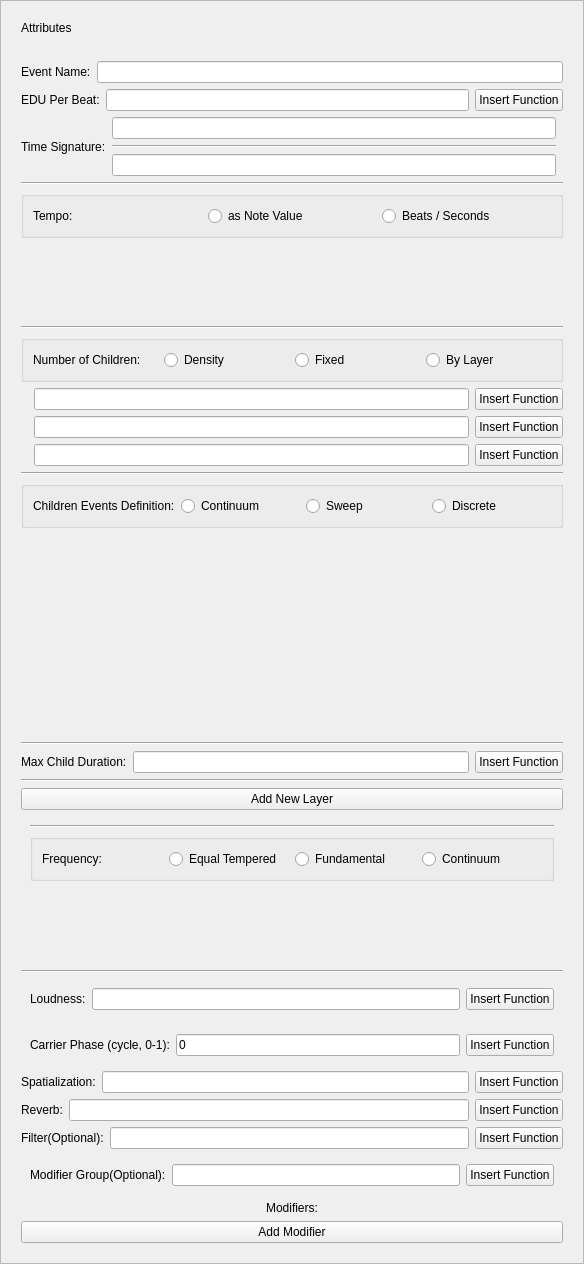
The window that LASSIE/src/ui/Attributes.ui (DiyunZ/dissco) describes before a commit, drawn with Qt 5.
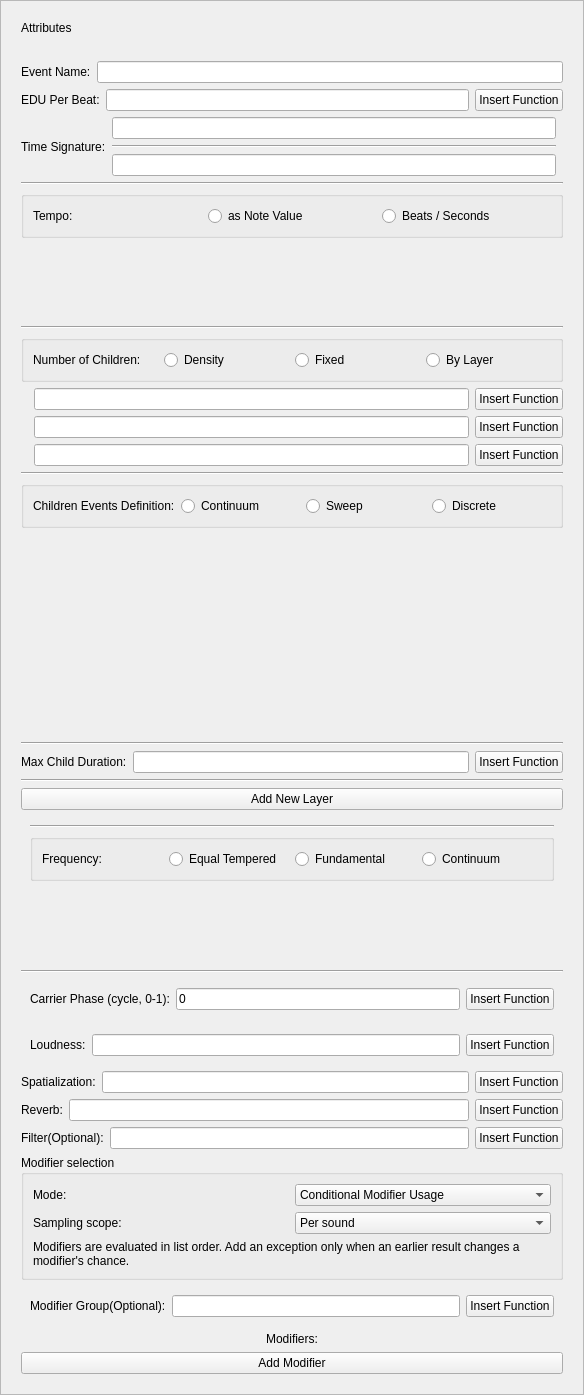
The same window after the commit. The open tabs and pages were chosen to show the change.

Commit message: Implement conditional modifier usage

The edit to the form file:
```diff
--- a/LASSIE/src/ui/Attributes.ui
+++ b/LASSIE/src/ui/Attributes.ui
@@ -802,27 +802,6 @@
                             <property name="frameShadow"><enum>QFrame::Sunken</enum></property>
                           </widget>
                         </item>
-                        <item>
-                        <widget class="QWidget" name="loudnessContainer">
-                        <layout class="QHBoxLayout" name="loudnessLayout">
-                            <item>
-                                <widget class="QLabel" name="loudnessLabel">
-                                <property name="text"><string>Loudness:</string></property>
-                                </widget>
-                            </item>
-                            <item>
-                                <widget class="QLineEdit" name="loudnessEntry"/>
-                            </item>
-                            <item>
-                                <widget class="QPushButton" name="BSLoudnessButton">
-                                <property name="text">
-                                    <string>Insert Function</string>
-                                </property>
-                                </widget>
-                            </item>
-                        </layout>
-                        </widget>
-                        </item>
                         <item>
                         <widget class="QWidget" name="phaseContainer">
                         <property name="toolTip">
@@ -850,6 +829,27 @@
                         </layout>
                         </widget>
                         </item>
+                        <item>
+                        <widget class="QWidget" name="loudnessContainer">
+                        <layout class="QHBoxLayout" name="loudnessLayout">
+                            <item>
+                                <widget class="QLabel" name="loudnessLabel">
+                                <property name="text"><string>Loudness:</string></property>
+                                </widget>
+                            </item>
+                            <item>
+                                <widget class="QLineEdit" name="loudnessEntry"/>
+                            </item>
+                            <item>
+                                <widget class="QPushButton" name="BSLoudnessButton">
+                                <property name="text">
+                                    <string>Insert Function</string>
+                                </property>
+                                </widget>
+                            </item>
+                        </layout>
+                        </widget>
+                        </item>
                         <item>
                         <layout class="QHBoxLayout" name="spaLayout">
                             <item>
@@ -907,6 +907,81 @@
                             </item>
                         </layout>
                         </item>
+                        <item>
+                        <widget class="QGroupBox" name="modifierUsageControls">
+                            <property name="title">
+                                <string>Modifier selection</string>
+                            </property>
+                            <layout class="QVBoxLayout" name="modifierUsageControlsLayout">
+                                <item>
+                                <layout class="QHBoxLayout" name="modifierModeLayout">
+                                    <item>
+                                        <widget class="QLabel" name="modifierModeLabel">
+                                            <property name="text">
+                                                <string>Mode:</string>
+                                            </property>
+                                        </widget>
+                                    </item>
+                                    <item>
+                                        <widget class="QComboBox" name="modifierModeCombo">
+                                            <property name="toolTip">
+                                                <string>Conditional Modifier Usage evaluates modifiers in list order. Legacy Modifier Groups preserves older projects.</string>
+                                            </property>
+                                            <item>
+                                                <property name="text">
+                                                    <string>Conditional Modifier Usage</string>
+                                                </property>
+                                            </item>
+                                            <item>
+                                                <property name="text">
+                                                    <string>Legacy Modifier Groups</string>
+                                                </property>
+                                            </item>
+                                        </widget>
+                                    </item>
+                                </layout>
+                                </item>
+                                <item>
+                                <layout class="QHBoxLayout" name="modifierSamplingScopeLayout">
+                                    <item>
+                                        <widget class="QLabel" name="modifierSamplingScopeLabel">
+                                            <property name="text">
+                                                <string>Sampling scope:</string>
+                                            </property>
+                                        </widget>
+                                    </item>
+                                    <item>
+                                        <widget class="QComboBox" name="modifierSamplingScopeCombo">
+                                            <property name="toolTip">
+                                                <string>Choose whether each sound gets its own modifier selection or every sound in this Bottom event shares one selection.</string>
+                                            </property>
+                                            <item>
+                                                <property name="text">
+                                                    <string>Per sound</string>
+                                                </property>
+                                            </item>
+                                            <item>
+                                                <property name="text">
+                                                    <string>Once per Bottom event</string>
+                                                </property>
+                                            </item>
+                                        </widget>
+                                    </item>
+                                </layout>
+                                </item>
+                                <item>
+                                    <widget class="QLabel" name="modifierUsageSummaryLabel">
+                                        <property name="text">
+                                            <string>Modifiers are evaluated in list order. Add an exception only when an earlier result changes a modifier's chance.</string>
+                                        </property>
+                                        <property name="wordWrap">
+                                            <bool>true</bool>
+                                        </property>
+                                    </widget>
+                                </item>
+                            </layout>
+                        </widget>
+                        </item>
                         <item>
                         <widget class="QWidget" name="modGroupContainer">
                         <layout class="QHBoxLayout" name="modGroupLayout">
```
The commit also changes 27 other files.
